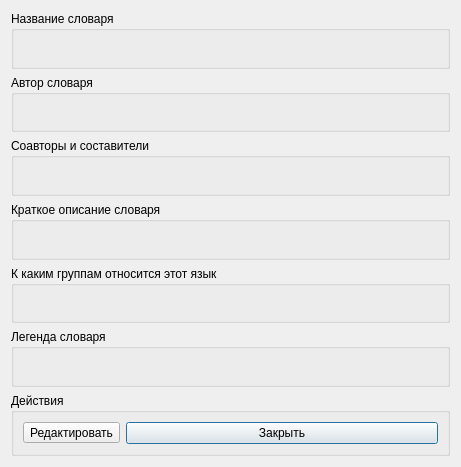
The window that legendwindow.ui (al-indigo/Dialeqt) describes before a commit, drawn with Qt 5.
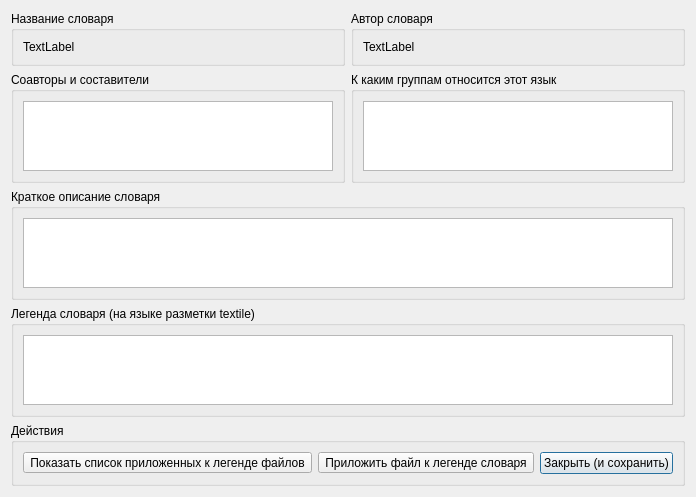
The same window after the commit.

Commit message: preparing to refactor DB scheme

What changed in the file:
```diff
--- a/legendwindow.ui
+++ b/legendwindow.ui
@@ -6,57 +6,121 @@
    <rect>
     <x>0</x>
     <y>0</y>
-    <width>461</width>
+    <width>691</width>
     <height>467</height>
    </rect>
   </property>
   <property name="windowTitle">
    <string>Form</string>
   </property>
-  <layout class="QVBoxLayout" name="verticalLayout_2">
-   <item>
+  <layout class="QGridLayout" name="gridLayout">
+   <item row="0" column="0">
     <widget class="QGroupBox" name="groupBox">
      <property name="title">
       <string>Название словаря</string>
      </property>
+     <layout class="QVBoxLayout" name="verticalLayout">
+      <item>
+       <widget class="QLabel" name="labelDictName">
+        <property name="text">
+         <string>TextLabel</string>
+        </property>
+       </widget>
+      </item>
+     </layout>
     </widget>
    </item>
-   <item>
+   <item row="0" column="1">
     <widget class="QGroupBox" name="groupBox_2">
      <property name="title">
       <string>Автор словаря</string>
      </property>
+     <layout class="QVBoxLayout" name="verticalLayout_2">
+      <item>
+       <widget class="QLabel" name="labelAuthor">
+        <property name="text">
+         <string>TextLabel</string>
+        </property>
+       </widget>
+      </item>
+     </layout>
     </widget>
    </item>
-   <item>
+   <item row="2" column="0">
     <widget class="QGroupBox" name="groupBox_3">
+     <property name="sizePolicy">
+      <sizepolicy hsizetype="Preferred" vsizetype="Preferred">
+       <horstretch>0</horstretch>
+       <verstretch>0</verstretch>
+      </sizepolicy>
+     </property>
      <property name="title">
       <string>Соавторы и составители</string>
      </property>
+     <layout class="QVBoxLayout" name="verticalLayout_3">
+      <item>
+       <widget class="QPlainTextEdit" name="textCoauthors">
+        <property name="sizePolicy">
+         <sizepolicy hsizetype="Preferred" vsizetype="Preferred">
+          <horstretch>0</horstretch>
+          <verstretch>0</verstretch>
+         </sizepolicy>
+        </property>
+       </widget>
+      </item>
+     </layout>
     </widget>
    </item>
-   <item>
-    <widget class="QGroupBox" name="groupBox_4">
-     <property name="title">
-      <string>Краткое описание словаря</string>
-     </property>
-    </widget>
-   </item>
-   <item>
+   <item row="2" column="1">
     <widget class="QGroupBox" name="groupBox_5">
+     <property name="sizePolicy">
+      <sizepolicy hsizetype="Preferred" vsizetype="Preferred">
+       <horstretch>0</horstretch>
+       <verstretch>0</verstretch>
+      </sizepolicy>
+     </property>
      <property name="title">
       <string>К каким группам относится этот язык</string>
      </property>
+     <layout class="QVBoxLayout" name="verticalLayout_4">
+      <item>
+       <widget class="QPlainTextEdit" name="textGroups">
+        <property name="sizePolicy">
+         <sizepolicy hsizetype="Preferred" vsizetype="Preferred">
+          <horstretch>0</horstretch>
+          <verstretch>0</verstretch>
+         </sizepolicy>
+        </property>
+       </widget>
+      </item>
+     </layout>
     </widget>
    </item>
-   <item>
+   <item row="5" column="0" colspan="2">
     <widget class="QGroupBox" name="groupBox_6">
      <property name="title">
-      <string>Легенда словаря</string>
+      <string>Легенда словаря (на языке разметки textile)</string>
      </property>
+     <layout class="QVBoxLayout" name="verticalLayout_6">
+      <item>
+       <widget class="QPlainTextEdit" name="textLegend"/>
+      </item>
+     </layout>
     </widget>
    </item>
-   <item>
+   <item row="3" column="0" colspan="2">
+    <widget class="QGroupBox" name="groupBox_4">
+     <property name="title">
+      <string>Краткое описание словаря</string>
+     </property>
+     <layout class="QVBoxLayout" name="verticalLayout_5">
+      <item>
+       <widget class="QPlainTextEdit" name="textDescription"/>
+      </item>
+     </layout>
+    </widget>
+   </item>
+   <item row="6" column="0" colspan="2">
     <widget class="QGroupBox" name="groupBox_7">
      <property name="title">
       <string>Действия</string>
@@ -65,14 +129,21 @@
       <item>
        <widget class="QToolButton" name="toolButton">
         <property name="text">
-         <string>Редактировать</string>
+         <string>Показать список приложенных к легенде файлов</string>
         </property>
        </widget>
       </item>
       <item>
-       <widget class="QPushButton" name="pushButton">
+       <widget class="QToolButton" name="attachButton">
         <property name="text">
-         <string>Закрыть</string>
+         <string>Приложить файл к легенде словаря</string>
+        </property>
+       </widget>
+      </item>
+      <item>
+       <widget class="QPushButton" name="saveCloseButton">
+        <property name="text">
+         <string>Закрыть (и сохранить)</string>
         </property>
        </widget>
       </item>
```
Left out of the diff: 4 changed lines with no effect on the pictures. The commit also changes 2 other files.
